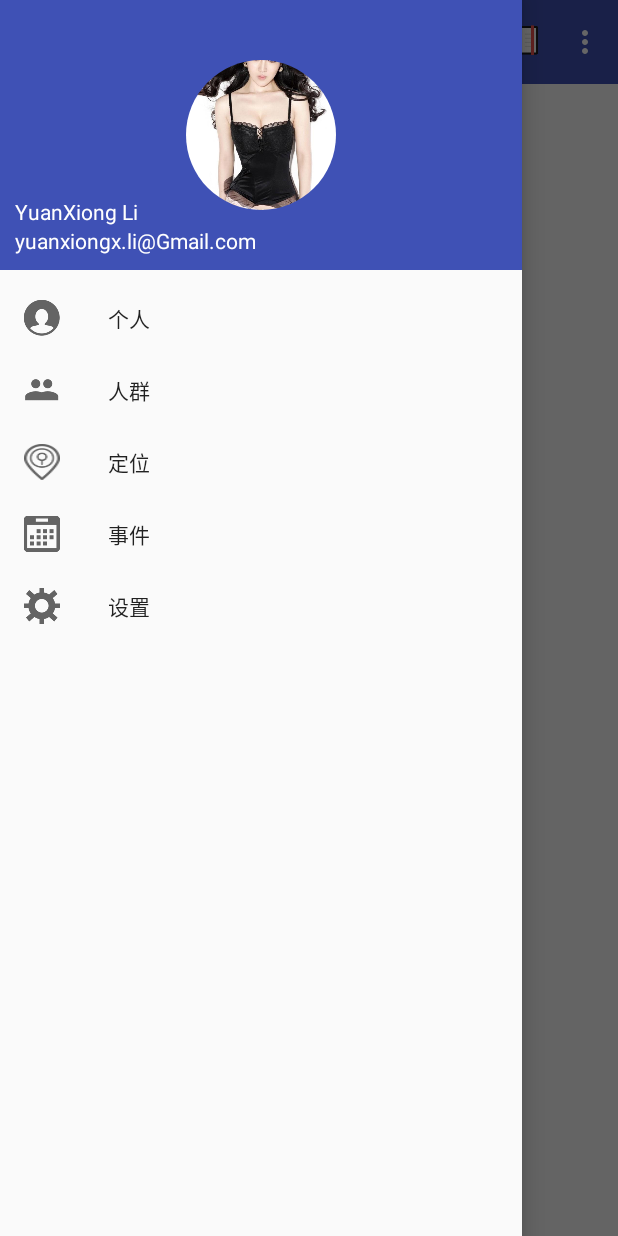
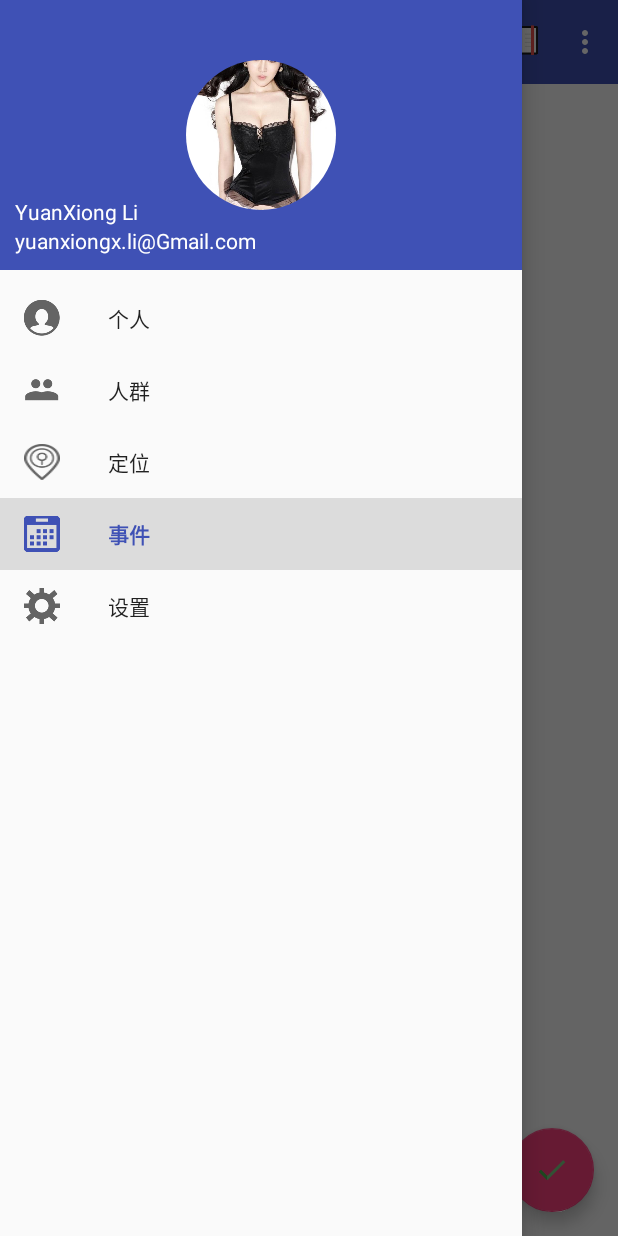
Before and after one commit to benliben/MeterialDesign_BenBen, an Android app: the screen it shows after launch (MainActivity), with the side drawer open, on a phone screen of 412 x 824 dp. Run offline under Robolectric (Android 15) with nearby library versions, the phone set to English and light mode, and no system bars; our stand-ins replace CircleImageView.

Commit message:
添加了FloatingActionButton（悬浮框）和SnackBar

```diff
--- a/app/src/main/java/com/android/benben/meterialdesign/MainActivity.java
+++ b/app/src/main/java/com/android/benben/meterialdesign/MainActivity.java
@@ -1,6 +1,10 @@
 package com.android.benben.meterialdesign;
 
 import android.os.Bundle;
+import android.support.annotation.NonNull;
+import android.support.design.widget.FloatingActionButton;
+import android.support.design.widget.NavigationView;
+import android.support.design.widget.Snackbar;
 import android.support.v4.view.GravityCompat;
 import android.support.v4.widget.DrawerLayout;
 import android.support.v7.app.ActionBar;
@@ -8,6 +12,7 @@ import android.support.v7.app.AppCompatActivity;
 import android.support.v7.widget.Toolbar;
 import android.view.Menu;
 import android.view.MenuItem;
+import android.view.View;
 import android.widget.Toast;
 
 public class MainActivity extends AppCompatActivity {
@@ -18,7 +23,7 @@ public class MainActivity extends AppCompatActivity {
     protected void onCreate(Bundle savedInstanceState) {
         super.onCreate(savedInstanceState);
         setContentView(R.layout.activity_main);
-        Toolbar toolbar = (Toolbar) findViewById(R.id.toolbar);
+        final Toolbar toolbar = (Toolbar) findViewById(R.id.toolbar);
         setSupportActionBar(toolbar);
         ActionBar actionBar = getSupportActionBar();
         if (actionBar != null) {
@@ -27,6 +32,36 @@ public class MainActivity extends AppCompatActivity {
         }
         mDrawerLayout = (DrawerLayout) findViewById(R.id.activity_main);
 
+        /*找到左抽屉控件*/
+        NavigationView navView = (NavigationView) findViewById(R.id.main_vav_view);
+        /*默认选中一个item*/
+        navView.setCheckedItem(R.id.nav_events);
+        /*设置点击事件*/
+        navView.setNavigationItemSelectedListener(new NavigationView.OnNavigationItemSelectedListener() {
+            @Override
+            public boolean onNavigationItemSelected(@NonNull MenuItem item) {
+                /*没有做筛选，点击任何一个item都可以使左抽屉关闭吊*/
+                mDrawerLayout.closeDrawers();
+                return true;
+            }
+        });
+
+        /*FloatingActionButton和SnackBar*/
+        FloatingActionButton fab = (FloatingActionButton) findViewById(R.id.main_fab);
+        fab.setOnClickListener(new View.OnClickListener() {
+            @Override
+            public void onClick(View v) {
+                /*SnackBar*/
+                Snackbar.make(v,"哈哈，这是要提示的内容",Snackbar.LENGTH_LONG).setAction("点击", new View.OnClickListener() {
+                    @Override
+                    public void onClick(View v) {
+                        Toast.makeText(MainActivity.this,"内部点击",Toast.LENGTH_SHORT).show();
+                        return;
+                    }
+                }).show();
+                Toast.makeText(MainActivity.this,"外层点击",Toast.LENGTH_SHORT).show();
+            }
+        });
     }
 
     @Override
--- a/app/src/main/res/layout/activity_main.xml
+++ b/app/src/main/res/layout/activity_main.xml
@@ -16,6 +16,15 @@
             android:background="?attr/colorPrimary"
             app:popupTheme="@style/ThemeOverlay.AppCompat.Light"
             app:theme="@style/ThemeOverlay.AppCompat.Dark.ActionBar" />
+
+
+        <android.support.design.widget.FloatingActionButton
+            android:layout_width="wrap_content"
+            android:layout_gravity="bottom|end"
+            android:layout_margin="16dp"
+            android:src="@mipmap/ic_done"
+            android:id="@+id/main_fab"
+            android:layout_height="wrap_content" />
     </android.support.design.widget.CoordinatorLayout>
 
 
```
Also changed, not shown: app/src/main/res/mipmap-xxhdpi/ic_done.png (added).
